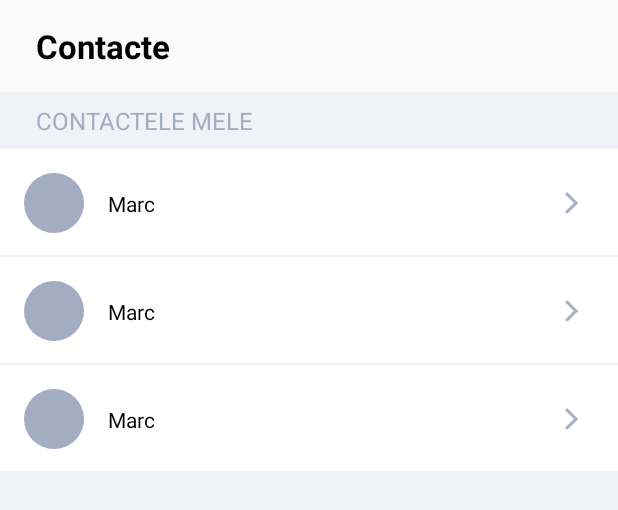
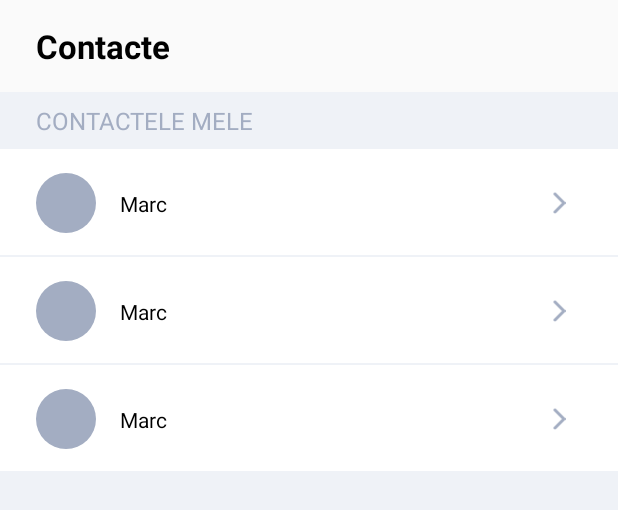
Before and after one commit to marcgr9/pago-assignment, an Android app: the layout frag_main_home.xml on its own in the app's theme, with its tools: preview values and no code run, on a phone screen of 412 x 824 dp. Shown: the top 510 px of the screen. Run offline under Robolectric (Android 15) with nearby library versions, the phone set to English and light mode, and no system bars; network calls fail.

```diff
--- a/app/src/main/java/ro/marc/pago/activity/fragments/MainHome.kt
+++ b/app/src/main/java/ro/marc/pago/activity/fragments/MainHome.kt
@@ -44,6 +44,9 @@ class MainHome: Fragment() {
 
         vm.getContacts()
         vm.contacts.observe(viewLifecycleOwner) {
+            // because no loading indicators were present in the design
+            // we don't really need to monitor the backend call status (loading, success, error, ..)
+            // and as such this check should be enough :)
             if (it.isNotEmpty()) activity.hasLoaded = true
 
             contactsAdapter.setContacts(it)
--- a/app/src/main/java/ro/marc/pago/data/repo/Repository.kt
+++ b/app/src/main/java/ro/marc/pago/data/repo/Repository.kt
@@ -17,7 +17,10 @@ class Repository(
     }
 
     fun getPosts(id: Long) = flow {
-        emit(service.getPosts(id))
+        emit(
+            service.getPosts(id)
+                .take(1)
+        )
     }
 
 }
--- a/app/src/main/res/layout/comp_contact.xml
+++ b/app/src/main/res/layout/comp_contact.xml
@@ -10,7 +10,8 @@
         android:id="@+id/contact"
         android:layout_width="0dp"
         android:layout_height="match_parent"
-        android:padding="@dimen/view_x2"
+        android:paddingVertical="@dimen/view_x2"
+        android:paddingHorizontal="@dimen/view_x3"
         app:layout_constraintStart_toStartOf="parent"
         app:layout_constraintEnd_toStartOf="@+id/arrow">
 
@@ -58,7 +59,7 @@
         android:src="@drawable/icon_chevron_right"
         app:tint="@color/frag_home_list_header"
         android:padding="@dimen/view_x1"
-        android:layout_marginEnd="@dimen/view_x2"
+        android:layout_marginEnd="@dimen/view_x3"
         app:layout_constraintStart_toEndOf="@id/contact"
         app:layout_constraintEnd_toEndOf="parent"
         app:layout_constraintTop_toTopOf="parent"
--- a/app/src/main/res/values/dimens.xml
+++ b/app/src/main/res/values/dimens.xml
@@ -5,7 +5,7 @@
     <dimen name="text_small">13sp</dimen>
     <dimen name="text_medium">16sp</dimen>
     <dimen name="text_large">22sp</dimen>
-    <dimen name="text_xlarge">28sp</dimen>
+    <dimen name="text_xlarge">26sp</dimen>
 
     <dimen name="view_d8">1dp</dimen>
     <dimen name="view_d4">2dp</dimen>
```
Also changed, not shown: app/src/main/java/ro/marc/pago/activity/MainActivity.kt (line endings or trailing spaces), app/src/main/java/ro/marc/pago/activity/fragments/MainDetails.kt (line endings or trailing spaces), app/src/main/res/layout/comp_post.xml (line endings or trailing spaces), app/src/main/res/layout/frag_main_details.xml (line endings or trailing spaces), app/src/main/res/values/colors.xml (line endings or trailing spaces), app/src/main/res/values/strings.xml (line endings or trailing spaces), app/src/main/res/values/themes.xml (line endings or trailing spaces).
